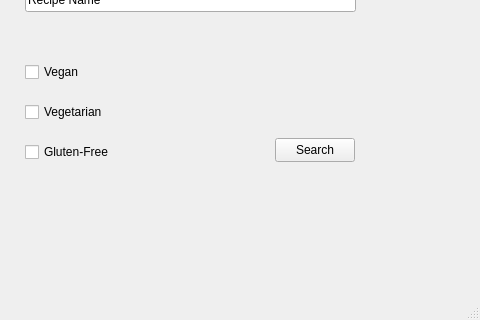
RoryStaehelin/cs4076_Project, file RecipeMate/openrecipe.ui: the form before one commit; both pictures show x 95 to 575 and y 92 to 412 of the 575 by 412 pixel window.
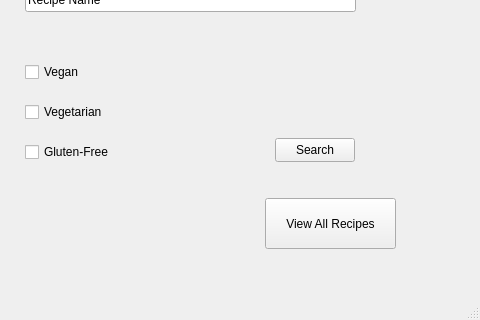
The form after the commit.

```diff
--- a/RecipeMate/openrecipe.ui
+++ b/RecipeMate/openrecipe.ui
@@ -40,7 +40,7 @@
      <string>Search</string>
     </property>
    </widget>
-   <widget class="QWidget" name="">
+   <widget class="QWidget" name="layoutWidget">
     <property name="geometry">
      <rect>
       <x>120</x>
@@ -82,6 +82,19 @@
      </item>
     </layout>
    </widget>
+   <widget class="QPushButton" name="ViewAllRecipesButton">
+    <property name="geometry">
+     <rect>
+      <x>360</x>
+      <y>290</y>
+      <width>131</width>
+      <height>51</height>
+     </rect>
+    </property>
+    <property name="text">
+     <string>View All Recipes</string>
+    </property>
+   </widget>
   </widget>
   <widget class="QMenuBar" name="menubar">
    <property name="geometry">
```
Left out of the diff: 2 changed lines with no effect on the pictures.
